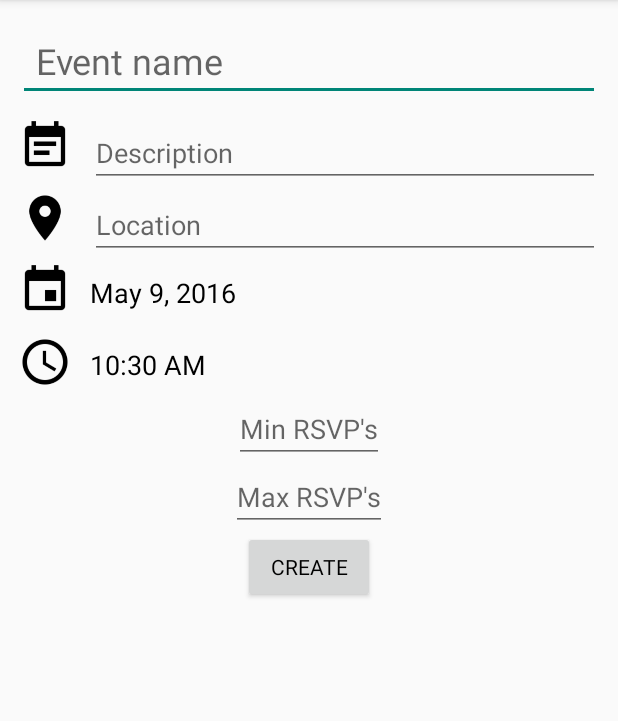
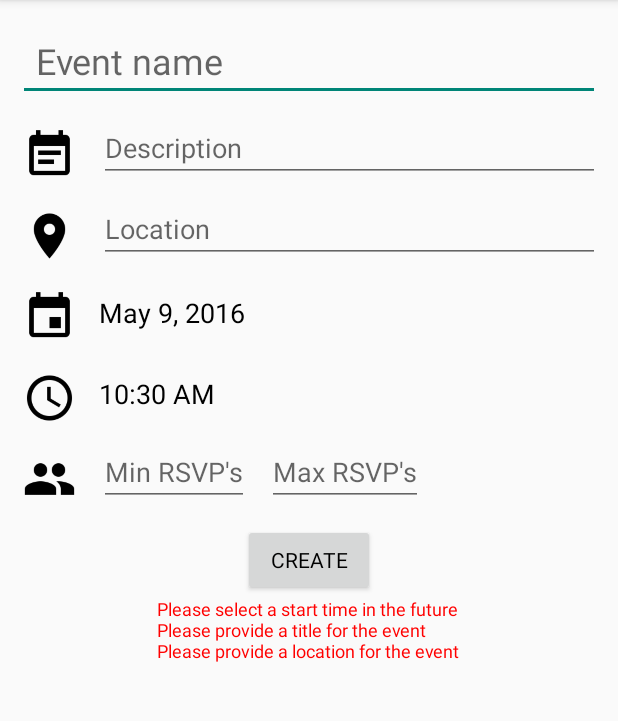
Before and after one commit to pg339/CS5412, an Android app: the CreateEventActivity screen opened directly, with no data from a screen before it, after a tap on "CREATE", on a phone screen of 412 x 824 dp, the part 84-805 px from its top. Run offline under Robolectric (Android 15) with nearby library versions, the phone set to English and light mode, and no system bars; libraries missing offline, so code that uses them is left out: com.facebook; 4 statements that could not run were skipped.

Commit message:
Event creation UI is beautiful, except maybe for create button placement, location retrieval works, event objects are created successfully,

```diff
--- a/app/src/main/AndroidManifest.xml
+++ b/app/src/main/AndroidManifest.xml
@@ -4,7 +4,7 @@
 
     <uses-permission android:name="android.permission.INTERNET" />
     <uses-permission android:name="android.permission.ACCESS_NETWORK_STATE" />
-    <uses-permission android:name="android.permission.ACCESS_COARSE_LOCATION"/>
+    <uses-permission android:name="android.permission.ACCESS_FINE_LOCATION"/>
 
     <application
         android:allowBackup="true"
--- a/app/src/main/java/cornell/cs5412/CreateEventActivity.java
+++ b/app/src/main/java/cornell/cs5412/CreateEventActivity.java
@@ -1,15 +1,22 @@
 package cornell.cs5412;
 
+import android.Manifest;
 import android.app.DialogFragment;
 import android.content.BroadcastReceiver;
 import android.content.Context;
 import android.content.Intent;
 import android.content.IntentFilter;
+import android.content.pm.PackageManager;
+import android.location.Location;
+import android.location.LocationListener;
+import android.location.LocationManager;
 import android.os.AsyncTask;
 import android.os.Bundle;
 import android.support.annotation.NonNull;
+import android.support.v4.app.ActivityCompat;
 import android.support.v7.app.AppCompatActivity;
 import android.view.View;
+import android.widget.Button;
 import android.widget.EditText;
 import android.widget.TextView;
 import android.widget.Toolbar;
@@ -21,6 +28,7 @@ import com.google.gson.Gson;
 
 import java.io.IOException;
 import java.util.Calendar;
+import java.util.Date;
 import java.util.GregorianCalendar;
 
 public class CreateEventActivity extends AppCompatActivity implements
@@ -35,26 +43,66 @@ public class CreateEventActivity extends AppCompatActivity implements
     EditText minRsvpsBox;
     EditText maxRsvpsBox;
     TextView info;
+    Button createButton;
+    TextView label;
     int hour;
     int minute;
     int day;
     int month;
     int year;
+    double longitude;
+    double latitute;
 
-    GoogleApiClient mGoogleApiClient;
+    private final LocationListener mLocationListener = new LocationListener() {
+        @Override
+        public void onLocationChanged(final Location location) {
+            //your code here
+            longitude = location.getLongitude();
+            latitute = location.getLatitude();
+        }
 
+        @Override
+        public void onStatusChanged(String provider, int status, Bundle extras) {
+        }
+
+        @Override
+        public void onProviderEnabled(String provider) {
+            if (label.getText().toString().equals(getResources().getString(R.string.provider_off_message))) {
+                label.setText("");
+            }
+            createButton.setClickable(true);
+        }
+
+        @Override
+        public void onProviderDisabled(String provider) {
+            label.setText(getResources().getString(R.string.provider_off_message));
+            createButton.setClickable(false);
+        }
+    };
+
+    private LocationManager mLocationManager;
     private BroadcastReceiver logoutReceiver;
+    private static final int LOCATION_REFRESH_TIME = 60000;
+    private static final int LOCATION_REFRESH_DISTANCE = 500;
+    public static final int PERMISSIONS_REQUEST_FINE_LOCATION = 0;
 
     @Override
     protected void onCreate(Bundle savedInstanceState) {
         super.onCreate(savedInstanceState);
         setContentView(R.layout.activity_create_event);
 
-        mGoogleApiClient = new GoogleApiClient.Builder(this)
-                .enableAutoManage(this /* FragmentActivity */,
-                        this /* OnConnectionFailedListener */)
-                .addApi(LocationServices.API)
-                .build();
+        mLocationManager = (LocationManager) getSystemService(LOCATION_SERVICE);
+
+        if (ActivityCompat.checkSelfPermission(this, Manifest.permission.ACCESS_FINE_LOCATION) != PackageManager.PERMISSION_GRANTED) {
+            ActivityCompat.requestPermissions(this,
+                    new String[]{Manifest.permission.ACCESS_FINE_LOCATION},
+                    PERMISSIONS_REQUEST_FINE_LOCATION);
+        }
+        mLocationManager.requestLocationUpdates(LocationManager.GPS_PROVIDER, LOCATION_REFRESH_TIME,
+                LOCATION_REFRESH_DISTANCE, mLocationListener);
+        Location location = mLocationManager.getLastKnownLocation(LocationManager.GPS_PROVIDER);
+        latitute = location.getLatitude();
+        longitude = location.getLongitude();
 
         Toolbar toolbar = (Toolbar) findViewById(R.id.event_creation_toolbar);
         setActionBar(toolbar);
@@ -67,13 +115,15 @@ public class CreateEventActivity extends AppCompatActivity implements
         dateBox = (TextView) findViewById(R.id.date_box);
         timeBox = (TextView) findViewById(R.id.time_box);
         info = (TextView) findViewById(R.id.create_event_label);
+        createButton = (Button) findViewById(R.id.create_event_button);
+        label = (TextView) findViewById(R.id.create_event_label);
 
         Calendar c = Calendar.getInstance();
         dateBox.setText(java.text.DateFormat.getDateInstance().format(c.getTime()));
         day = c.get(Calendar.DAY_OF_MONTH);
         month = c.get(Calendar.MONTH);
         year = c.get(Calendar.YEAR);
-        hour = c.get(Calendar.HOUR);
+        hour = c.get(Calendar.HOUR_OF_DAY);
         minute = c.get(Calendar.MINUTE);
         timeBox.setText((hour > 12 ? hour-12: hour)+":"+
                 (minute < 10 ? "0"+minute : minute) +
@@ -107,18 +157,40 @@ public class CreateEventActivity extends AppCompatActivity implements
     }
 
     public void create(View view) {
-//        double latitude = Double.parseDouble(latitudeBox.getText().toString());
-//        double longitude = Double.parseDouble(longitudeBox.getText().toString());
-//        int minRsvps = Integer.parseInt(minRsvpsBox.getText().toString());
-//        int maxRsvps = Integer.parseInt(maxRsvpsBox.getText().toString());
-//        Event event = new Event(titleBox.getText().toString(), descriptionBox.getText().toString(),
-//                categoryBox.getText().toString(), locationBox.getText().toString(), latitude, longitude,
-//                minRsvps, maxRsvps);
-        Event event = new Event("Frisbee", "it'll be fun", "Mi casa", 10.1, 10.5, 5, 10);
-        Gson gson = new Gson();
-        String json = gson.toJson(event);
+        //TODO: This and figure out what to do with min and max guests
+        Event event = new Event();
+        event.setTitle(titleBox.getText().toString());
+        event.setDescription(descriptionBox.getText().toString());
+        GregorianCalendar c = new GregorianCalendar(year, month, day, hour, minute);
+        event.setStartTime(MiscHelpers.formatDateForNetwork(c.getTime()));
+        event.setLocation(locationBox.getText().toString());
+        String min = minRsvpsBox.getText().toString();
+        event.setMinRsvps(minRsvpsBox.getText().toString().equals("") ? null : Integer.parseInt(min));
+        String max = maxRsvpsBox.getText().toString();
+        event.setMaxRsvps(maxRsvpsBox.getText().toString().equals("") ? null : Integer.parseInt(max));
+        event.updateEventStatus();
+        event.setLatitude(latitute);
+        event.setLongitude(longitude);
 
-        new CreateEventTask().execute(json);
+        String errorMessage = "";
+        if (Calendar.getInstance().getTime().after(c.getTime())) {
+            errorMessage += "Please select a start time in the future\n";
+        } if (event.getMinRsvps() != null && event.getMaxRsvps() != null && event.getMinRsvps() > event.getMaxRsvps()) {
+            errorMessage += "Please select a valid range of guests\n";
+        } if (event.getTitle().length() == 0) {
+            errorMessage += "Please provide a title for the event\n";
+        } if (event.getLocation().length() == 0)  {
+            errorMessage += "Please provide a location for the event";
+        } if (errorMessage.length() > 0) {
+            label.setText(errorMessage);
+            return;
+        } else {
+            //        Event event = new Event("Frisbee", "it'll be fun", "Mi casa", 10.1, 10.5, 5, 10);
+            Gson gson = new Gson();
+            String json = gson.toJson(event);
+
+            new CreateEventTask().execute(json);
+        }
     }
 
     @Override
--- a/app/src/main/java/cornell/cs5412/Event.java
+++ b/app/src/main/java/cornell/cs5412/Event.java
@@ -35,17 +35,12 @@ public class Event implements IEvent, Parcelable {
 
     public static Parcelable.Creator<Event> CREATOR = new Creator();
 
-    public Event(GoogleApiClient client) {
-        Format formatter = new SimpleDateFormat("yyyy-MM-dd'T'HH:mm:ss.SSSZ");
-        String date = formatter.format(new Date());
+    public Event() {
+        String date = MiscHelpers.formatDateForNetwork(new Date());
         this.id = Profile.getCurrentProfile().getId() + ":" + date;
-        try {
-            Location location = LocationServices.FusedLocationApi.getLastLocation(client);
-            longitude = location.getLongitude();
-            latitude = location.getLatitude();
-        } catch (SecurityException e) {
-
-        }
+        this.owner = Profile.getCurrentProfile().getId();
+        rsvps = new ArrayList<>();
+        eventStatus = EventStatus.PENDING;
     }
 
     public Event(Parcel source) {
@@ -83,8 +78,7 @@ public class Event implements IEvent, Parcelable {
 
     //For testing previews
     public Event(String title, String owner, String description, String startTime, String location) {
-        Format formatter = new SimpleDateFormat("yyyy-MM-dd'T'HH:mm:ss.SSSZ");
-        String date = formatter.format(new Date());
+        String date = MiscHelpers.formatDateForNetwork(new Date());
         this.id = Profile.getCurrentProfile().getId() + ":" + date;
         this.title = title;
         this.owner = owner;
@@ -203,7 +197,7 @@ public class Event implements IEvent, Parcelable {
     }
 
     @Override
-    public void setMinRsvps(int min) {
+    public void setMinRsvps(Integer min) {
         minRsvps = min;
     }
 
@@ -213,7 +207,7 @@ public class Event implements IEvent, Parcelable {
     }
 
     @Override
-    public void setMaxRsvps(int max) {
+    public void setMaxRsvps(Integer max) {
         this.maxRsvps = max;
     }
 
@@ -225,6 +219,17 @@ public class Event implements IEvent, Parcelable {
     @Override
     public void setEventStatus(EventStatus status) {
         eventStatus = status;
+    }
+
+    @Override
+    public void updateEventStatus() {
+        if (eventStatus != EventStatus.CANCELLED) {
+            if (minRsvps == null) {
+                eventStatus = EventStatus.HAPPENING;
+            } else {
+                eventStatus = rsvps.size() >= minRsvps ? EventStatus.HAPPENING : EventStatus.PENDING;
+            }
+        }
     }
 
     @Override
--- a/app/src/main/java/cornell/cs5412/FeedEvent.java
+++ b/app/src/main/java/cornell/cs5412/FeedEvent.java
@@ -208,7 +208,7 @@ public class FeedEvent implements IEvent{
     }
 
     @Override
-    public void setMinRsvps(int min) {
+    public void setMinRsvps(Integer min) {
         event.setMinRsvps(min);
     }
 
@@ -218,7 +218,7 @@ public class FeedEvent implements IEvent{
     }
 
     @Override
-    public void setMaxRsvps(int max) {
+    public void setMaxRsvps(Integer max) {
         event.setMaxRsvps(max);
     }
 
@@ -233,6 +233,11 @@ public class FeedEvent implements IEvent{
     }
 
     @Override
+    public void updateEventStatus() {
+        event.updateEventStatus();
+    }
+
+    @Override
     public List<String> getRsvps() {
         return event.getRsvps();
     }
--- a/app/src/main/java/cornell/cs5412/IEvent.java
+++ b/app/src/main/java/cornell/cs5412/IEvent.java
@@ -20,11 +20,12 @@ public interface IEvent {
     double getLongitude();
     void setLongitude(double lon);
     Integer getMinRsvps();
-    void setMinRsvps(int min);
+    void setMinRsvps(Integer min);
     Integer getMaxRsvps();
-    void setMaxRsvps(int max);
+    void setMaxRsvps(Integer max);
     EventStatus getEventStatus();
     void setEventStatus(EventStatus status);
+    void updateEventStatus();
     List<String> getRsvps();
     void setRsvps(List<String> rsvps);
 }
--- a/app/src/main/java/cornell/cs5412/MiscHelpers.java
+++ b/app/src/main/java/cornell/cs5412/MiscHelpers.java
@@ -1,10 +1,19 @@
 package cornell.cs5412;
 
 import android.content.Context;
+
+import java.text.Format;
+import java.text.SimpleDateFormat;
+import java.util.Date;
 
 public class MiscHelpers {
     public static int pixToDp(Context context, int pix) {
         float scale = context.getResources().getDisplayMetrics().density;
         return (int) (pix * scale + 0.5f);
     }
+
+    public static String formatDateForNetwork(Date date) {
+        Format formatter = new SimpleDateFormat("yyyy-MM-dd'T'HH:mm:ss.SSSZ");
+        return formatter.format(date);
+    }
 }
--- a/app/src/main/res/layout/activity_create_event.xml
+++ b/app/src/main/res/layout/activity_create_event.xml
@@ -33,10 +33,11 @@
 
     <ImageView
         android:id="@+id/description_box_ic"
-        android:layout_width="36dp"
-        android:layout_height="36dp"
+        android:layout_width="@dimen/icon_radius"
+        android:layout_height="@dimen/icon_radius"
         android:layout_below="@id/event_title_box"
         android:src="@drawable/ic_event_note_black_24dp"
+        android:paddingTop="@dimen/icon_top_padding"
         android:layout_marginStart="@dimen/margin"/>
 
     <EditText
@@ -51,17 +52,20 @@
         android:layout_toEndOf="@id/description_box_ic"
         android:maxLength="1000"
         android:layout_alignTop="@id/description_box_ic"
+        android:layout_alignBottom="@id/description_box_ic"
+        android:gravity="center_vertical"
         android:layout_marginStart="@dimen/margin"
         android:layout_marginEnd="@dimen/margin"
         android:hint="Description" />
 
     <ImageView
         android:id="@+id/location_box_ic"
-        android:layout_width="36dp"
-        android:layout_height="36dp"
+        android:layout_width="@dimen/icon_radius"
+        android:layout_height="@dimen/icon_radius"
         android:layout_below="@id/description_box_ic"
         android:src="@drawable/ic_room_black_24dp"
         android:layout_marginTop="@dimen/margin"
+        android:paddingTop="@dimen/icon_top_padding"
         android:layout_marginStart="@dimen/margin"/>
 
     <EditText
@@ -75,16 +79,19 @@
         android:layout_below="@id/description_box"
         android:layout_toEndOf="@id/location_box_ic"
         android:layout_alignTop="@id/location_box_ic"
+        android:layout_alignBottom="@id/location_box_ic"
+        android:gravity="center_vertical"
         android:layout_marginStart="@dimen/margin"
         android:layout_marginEnd="@dimen/margin"
         android:hint="Location" />
 
     <ImageView
         android:id="@+id/date_box_ic"
-        android:layout_width="36dp"
-        android:layout_height="36dp"
+        android:layout_width="@dimen/icon_radius"
+        android:layout_height="@dimen/icon_radius"
         android:layout_below="@id/location_box_ic"
         android:src="@drawable/ic_insert_invitation_black_24dp"
+        android:paddingTop="@dimen/icon_top_padding"
         android:layout_marginTop="@dimen/margin"
         android:layout_marginStart="@dimen/margin" />
 
@@ -93,23 +100,25 @@
         android:layout_width="wrap_content"
         android:layout_height="40dp"
         android:layout_centerHorizontal="true"
-        android:gravity="center_vertical"
         android:singleLine="true"
         android:layout_below="@id/location_box"
         android:layout_toEndOf="@id/date_box_ic"
         android:onClick="showDatePickerDialog"
         android:layout_alignTop="@id/date_box_ic"
+        android:layout_alignBottom="@id/date_box_ic"
+        android:gravity="center_vertical"
         android:layout_marginStart="@dimen/margin"
         android:layout_marginEnd="@dimen/margin"
         android:hint="Today" />
 
     <ImageView
         android:id="@+id/time_box_ic"
-        android:layout_width="36dp"
-        android:layout_height="36dp"
+        android:layout_width="@dimen/icon_radius"
+        android:layout_height="@dimen/icon_radius"
         android:layout_below="@id/date_box_ic"
         android:src="@drawable/ic_query_builder_black_24dp"
         android:layout_marginTop="@dimen/margin"
+        android:paddingTop="@dimen/icon_top_padding"
         android:layout_marginStart="@dimen/margin" />
 
     <TextView
@@ -117,25 +126,41 @@
         android:layout_width="wrap_content"
         android:layout_height="40dp"
         android:layout_centerHorizontal="true"
-        android:gravity="center_vertical"
         android:singleLine="true"
         android:layout_below="@id/date_box"
-        android:layout_toEndOf="@id/date_box_ic"
+        android:layout_toEndOf="@id/time_box_ic"
         android:onClick="showTimePickerDialog"
         android:layout_alignTop="@id/time_box_ic"
+        android:layout_alignBottom="@id/time_box_ic"
+        android:gravity="center_vertical"
         android:layout_marginStart="@dimen/margin"
         android:layout_marginEnd="@dimen/margin"
         android:hint="Time" />
+
+    <ImageView
+        android:id="@+id/rsvp_box_ic"
+        android:layout_width="@dimen/icon_radius"
+        android:layout_height="@dimen/icon_radius"
+        android:layout_below="@id/time_box_ic"
+        android:src="@drawable/ic_people_black_24dp"
+        android:layout_marginTop="@dimen/margin"
+        android:paddingTop="@dimen/icon_top_padding"
+        android:layout_marginStart="@dimen/margin" />
 
     <EditText
         android:id="@+id/minRsvps_box"
         android:layout_width="wrap_content"
         android:layout_height="wrap_content"
-        android:layout_centerHorizontal="true"
         android:inputType="number"
         android:imeOptions="actionNext"
         android:singleLine="true"
         android:layout_below="@id/time_box"
+        android:layout_toEndOf="@id/rsvp_box_ic"
+        android:layout_alignTop="@id/rsvp_box_ic"
+        android:layout_alignBottom="@id/rsvp_box_ic"
+        android:gravity="center_vertical"
+        android:layout_marginStart="@dimen/margin"
+        android:layout_marginEnd="@dimen/margin"
         android:hint="Min RSVP's" />
 
     <EditText
@@ -146,7 +171,12 @@
         android:inputType="number"
         android:imeOptions="actionNext"
         android:singleLine="true"
-        android:layout_below="@id/minRsvps_box"
+        android:layout_below="@id/time_box"
+        android:layout_toEndOf="@id/minRsvps_box"
+        android:layout_alignTop="@id/rsvp_box_ic"
+        android:layout_alignBottom="@id/rsvp_box_ic"
+        android:gravity="center_vertical"
+        android:layout_marginEnd="@dimen/margin"
         android:hint="Max RSVP's" />
 
     <Button android:id="@+id/create_event_button"
@@ -155,6 +185,7 @@
         android:layout_below="@id/maxRsvps_box"
         android:onClick="create"
         android:layout_centerHorizontal="true"
+        android:layout_marginTop="@dimen/margin"
         android:text="Create"
         android:textSize="@dimen/button_text_size"/>
 
@@ -164,7 +195,8 @@
         android:layout_height="wrap_content"
         android:layout_centerHorizontal="true"
         android:textSize="@dimen/status_text_size"
-        android:layout_below="@id/create_event_button"/>
+        android:layout_below="@id/create_event_button"
+        android:textColor="@color/error"/>
 
 
 </RelativeLayout>
--- a/app/src/main/res/values/colors.xml
+++ b/app/src/main/res/values/colors.xml
@@ -13,4 +13,5 @@
     <item name="accent" type="color">#c0caff</item>
     <item name="transparent" type="color">#0000</item>
     <item name="dark_gray" type="color">#a6a6a6</item>
+    <item name="error" type="color">#ff0000</item>
 </resources>
--- a/app/src/main/res/values/dimens.xml
+++ b/app/src/main/res/values/dimens.xml
@@ -22,4 +22,6 @@
     <dimen name="low_elevation">4dp</dimen>
     <dimen name="med_elevation">8dp</dimen>
     <dimen name="high_elevation">12dp</dimen>
+    <dimen name="icon_radius">42dp</dimen>
+    <dimen name="icon_top_padding">6dp</dimen>
 </resources>
--- a/app/src/main/res/values/strings.xml
+++ b/app/src/main/res/values/strings.xml
@@ -1,8 +1,8 @@
 <resources>
     <string name="app_name">CS5412</string>
 
-    <string name="create_account_url">"http://172.16.42.5:8080/api/account/"</string>
-    <string name="create_event_url">"http://172.16.42.5:8080/api/event"</string>
+    <string name="create_account_url">"http://10.148.1.181:8080/api/account/"</string>
+    <string name="create_event_url">"http://10.148.1.181:8080/api/event"</string>
     <string name="action_settings">Settings</string>
     <string name="title_activity_feed">FeedActivity</string>
     <string name="facebook_app_id">1570134529971692</string>
@@ -18,4 +18,5 @@
         <item>Settings</item>
         <item>Log out</item>
     </string-array>
+    <string name="provider_off_message">Please enable network services</string>
 </resources>
```
Also changed, not shown: app/src/main/res/drawable/ic_people_black_24dp.png (added).
